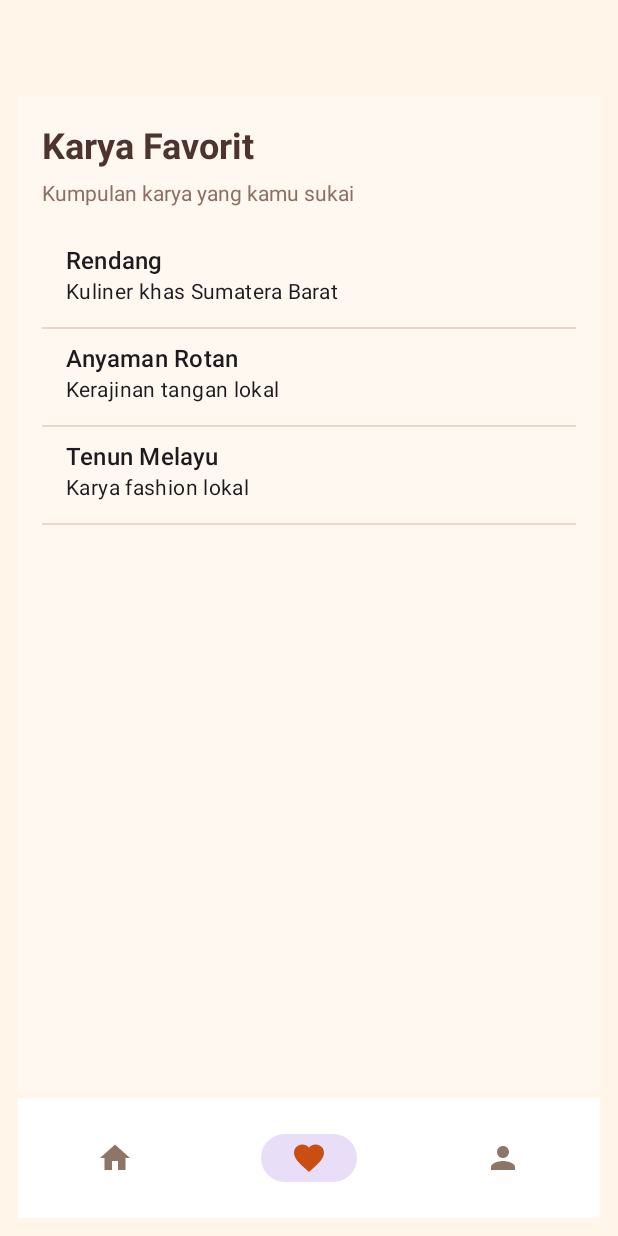
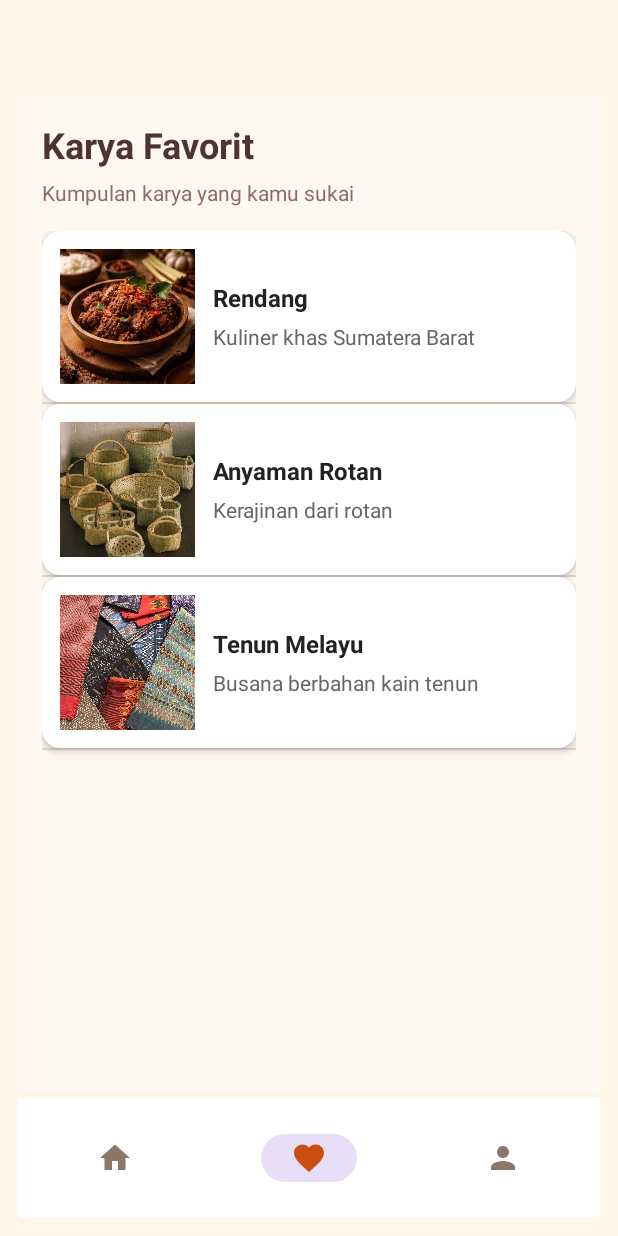
Before and after one commit to Aima29/ProjectMobile_Aima3TIB, an Android app: the BaseActivity screen opened directly, with no data from a screen before it, item 2 of the bottom bar chosen, on a phone screen of 412 x 824 dp. Run offline under Robolectric (Android 15) with nearby library versions, the phone set to English and light mode, and no system bars.

Commit message:
Tambah webview, optionmenu

```diff
--- a/app/src/main/java/com/example/projectmobile_aima3tib/BaseActivity.kt
+++ b/app/src/main/java/com/example/projectmobile_aima3tib/BaseActivity.kt
@@ -1,4 +1,3 @@
-
 package com.example.projectmobile_aima3tib
 
 import android.content.Intent
@@ -9,6 +8,7 @@ import android.view.View
 import android.widget.Button
 import androidx.appcompat.app.AlertDialog
 import androidx.appcompat.app.AppCompatActivity
+import androidx.appcompat.widget.PopupMenu
 import androidx.core.view.ViewCompat
 import androidx.core.view.WindowInsetsCompat
 import androidx.fragment.app.Fragment
@@ -51,6 +51,7 @@ class BaseActivity : AppCompatActivity() {
         setupBottomNavigation()
         setupCategoryChips()
         setupLogout()
+        setupOptionMenu()
 
         if (savedInstanceState == null) {
             binding.bottomNavView.selectedItemId = R.id.menu_home
@@ -59,9 +60,53 @@ class BaseActivity : AppCompatActivity() {
         }
     }
 
+    // Menu option titik tiga
+    private fun setupOptionMenu() {
+        binding.btnOptionMenu.setOnClickListener { view ->
+
+            val popupMenu = PopupMenu(this, view)
+
+            popupMenu.menuInflater.inflate(
+                R.menu.menu_option,
+                popupMenu.menu
+            )
+
+            popupMenu.setOnMenuItemClickListener { item ->
+                when (item.itemId) {
+
+                    R.id.menu_informasi_ekraf -> {
+                        startActivity(
+                            Intent(
+                                this,
+                                WebViewActivity::class.java
+                            )
+                        )
+                        true
+                    }
+
+                    R.id.menu_tentang_aplikasi -> {
+                        startActivity(
+                            Intent(
+                                this,
+                                TentangAplikasiActivity::class.java
+                            )
+                        )
+                        true
+                    }
+
+                    else -> false
+                }
+            }
+
+            popupMenu.show()
+        }
+    }
+
+    // Bottom navigation
     private fun setupBottomNavigation() {
         binding.bottomNavView.setOnItemSelectedListener { item ->
             when (item.itemId) {
+
                 R.id.menu_home -> {
                     tampilkanHalaman(HomeFragment(), true)
                     updateChipStyles(binding.btnChipSemua)
@@ -91,7 +136,11 @@ class BaseActivity : AppCompatActivity() {
     }
 
     private fun aturTampilanHome(tampilkan: Boolean) {
-        val visibility = if (tampilkan) View.VISIBLE else View.GONE
+        val visibility = if (tampilkan) {
+            View.VISIBLE
+        } else {
+            View.GONE
+        }
 
         binding.toolbar.visibility = visibility
         binding.cardBanner.visibility = visibility
@@ -104,7 +153,7 @@ class BaseActivity : AppCompatActivity() {
         binding.btnChipFashion.visibility = visibility
     }
 
-
+    // Category chips
     private fun setupCategoryChips() {
         binding.btnChipSemua.setOnClickListener {
             tampilkanHalaman(HomeFragment(), true)
@@ -116,6 +165,7 @@ class BaseActivity : AppCompatActivity() {
                 DaftarProdukFragment.newInstance("KULINER"),
                 true
             )
+
             updateChipStyles(binding.btnChipKuliner)
         }
 
@@ -124,6 +174,7 @@ class BaseActivity : AppCompatActivity() {
                 DaftarProdukFragment.newInstance("KRIYA"),
                 true
             )
+
             updateChipStyles(binding.btnChipKriya)
         }
 
@@ -132,11 +183,12 @@ class BaseActivity : AppCompatActivity() {
                 DaftarProdukFragment.newInstance("FASHION"),
                 true
             )
+
             updateChipStyles(binding.btnChipFashion)
         }
     }
 
-
+    // Mengatur tampilan category chips
     private fun updateChipStyles(selectedButton: Button) {
         val chips = listOf(
             binding.btnChipSemua,
@@ -158,6 +210,7 @@ class BaseActivity : AppCompatActivity() {
         }
     }
 
+    // Tombol Keluar
     private fun setupLogout() {
         binding.btnLogout.setOnClickListener {
             AlertDialog.Builder(this)
@@ -166,12 +219,20 @@ class BaseActivity : AppCompatActivity() {
                     "Apakah Anda yakin ingin keluar dari aplikasi Ekrafku?"
                 )
                 .setPositiveButton("Ya") { _, _ ->
-                    getSharedPreferences("user_pref", MODE_PRIVATE)
+
+                    getSharedPreferences(
+                        "user_pref",
+                        MODE_PRIVATE
+                    )
                         .edit()
                         .clear()
                         .apply()
 
-                    val intent = Intent(this, LoginActivity::class.java)
+                    val intent = Intent(
+                        this,
+                        LoginActivity::class.java
+                    )
+
                     intent.flags =
                         Intent.FLAG_ACTIVITY_NEW_TASK or
                                 Intent.FLAG_ACTIVITY_CLEAR_TASK
@@ -192,6 +253,7 @@ class BaseActivity : AppCompatActivity() {
         }
     }
 
+    // Memuat fragment
     private fun loadFragment(fragment: Fragment) {
         supportFragmentManager.beginTransaction()
             .replace(R.id.fragment_container, fragment)
--- a/app/src/main/java/com/example/projectmobile_aima3tib/fragments/FavouriteFragment.kt
+++ b/app/src/main/java/com/example/projectmobile_aima3tib/fragments/FavouriteFragment.kt
@@ -1,10 +1,10 @@
-
 package com.example.projectmobile_aima3tib.fragments
 
 import android.os.Bundle
 import android.view.View
-import android.widget.SimpleAdapter
 import androidx.fragment.app.Fragment
+import com.example.projectmobile_aima3tib.ProdukEkraf
+import com.example.projectmobile_aima3tib.ProdukEkrafAdapter
 import com.example.projectmobile_aima3tib.R
 import com.example.projectmobile_aima3tib.databinding.FragmentFavouriteBinding
 
@@ -13,38 +13,35 @@ class FavouriteFragment : Fragment(R.layout.fragment_favourite) {
     private var _binding: FragmentFavouriteBinding? = null
     private val binding get() = _binding!!
 
-    override fun onViewCreated(
-        view: View,
-        savedInstanceState: Bundle?
-    ) {
+    override fun onViewCreated(view: View, savedInstanceState: Bundle?) {
         super.onViewCreated(view, savedInstanceState)
+
         _binding = FragmentFavouriteBinding.bind(view)
 
-        // Data contoh untuk tampilan awal
         val daftarFavorit = listOf(
-            mapOf(
-                "nama" to "Rendang",
-                "deskripsi" to "Kuliner khas Sumatera Barat"
+            ProdukEkraf(
+                "Rendang",
+                "Kuliner khas Sumatera Barat",
+                "Kuliner",
+                R.drawable.rendang
             ),
-            mapOf(
-                "nama" to "Anyaman Rotan",
-                "deskripsi" to "Kerajinan tangan lokal"
+            ProdukEkraf(
+                "Anyaman Rotan",
+                "Kerajinan dari rotan",
+                "Kriya",
+                R.drawable.anyaman
             ),
-            mapOf(
-                "nama" to "Tenun Melayu",
-                "deskripsi" to "Karya fashion lokal"
+            ProdukEkraf(
+                "Tenun Melayu",
+                "Busana berbahan kain tenun",
+                "Fashion",
+                R.drawable.tenun
             )
         )
 
-        val adapter = SimpleAdapter(
+        val adapter = ProdukEkrafAdapter(
             requireContext(),
-            daftarFavorit,
-            android.R.layout.simple_list_item_2,
-            arrayOf("nama", "deskripsi"),
-            intArrayOf(
-                android.R.id.text1,
-                android.R.id.text2
-            )
+            daftarFavorit
         )
 
         binding.listViewFavorit.adapter = adapter
--- /dev/null
+++ b/app/src/main/res/drawable/ic_more.xml
@@ -0,0 +1,20 @@
+<!--
+  ~ Copyright (C) 2026 The Android Open Source Project
+  ~
+  ~ Licensed under the Apache License, Version 2.0 (the "License");
+  ~ you may not use this file except in compliance with the License.
+  ~ You may obtain a copy of the License at
+  ~
+  ~      http://www.apache.org/licenses/LICENSE-2.0
+  ~
+  ~ Unless required by applicable law or agreed to in writing, software
+  ~ distributed under the License is distributed on an "AS IS" BASIS,
+  ~ WITHOUT WARRANTIES OR CONDITIONS OF ANY KIND, either express or implied.
+  ~ See the License for the specific language governing permissions and
+  ~ limitations under the License.
+  -->
+<vector xmlns:android="http://schemas.android.com/apk/res/android" android:height="24dp" android:tint="#000000" android:viewportHeight="24" android:viewportWidth="24" android:width="24dp">
+
+    <path android:fillColor="@android:color/white" android:pathData="M12,8c1.1,0 2,-0.9 2,-2s-0.9,-2 -2,-2 -2,0.9 -2,2 0.9,2 2,2zM12,10c-1.1,0 -2,0.9 -2,2s0.9,2 2,2 2,-0.9 2,-2 -0.9,-2 -2,-2zM12,16c-1.1,0 -2,0.9 -2,2s0.9,2 2,2 2,-0.9 2,-2 -0.9,-2 -2,-2z"/>
+
+</vector>
--- a/app/src/main/res/layout/activity_base.xml
+++ b/app/src/main/res/layout/activity_base.xml
@@ -23,7 +23,8 @@
 
         <androidx.constraintlayout.widget.ConstraintLayout
             android:layout_width="match_parent"
-            android:layout_height="match_parent">
+            android:layout_height="match_parent"
+            android:layout_gravity="fill">
 
             <ImageView
                 android:id="@+id/imageView3"
@@ -47,8 +48,24 @@
                 android:textSize="18sp"
                 android:textStyle="bold"
                 app:layout_constraintStart_toEndOf="@id/imageView3"
+                app:layout_constraintEnd_toStartOf="@id/btnOptionMenu"
+                app:layout_constraintHorizontal_bias="0.0"
                 app:layout_constraintTop_toTopOf="@id/imageView3"
                 app:layout_constraintBottom_toBottomOf="@id/imageView3" />
+
+            <ImageButton
+                android:id="@+id/btnOptionMenu"
+                android:layout_width="36dp"
+                android:layout_height="36dp"
+                android:layout_marginEnd="4dp"
+                android:background="?attr/selectableItemBackgroundBorderless"
+                android:clickable="true"
+                android:contentDescription="Menu lainnya"
+                android:focusable="true"
+                android:src="@drawable/ic_more"
+                app:layout_constraintEnd_toStartOf="@id/btnLogout"
+                app:layout_constraintTop_toTopOf="parent"
+                app:layout_constraintBottom_toBottomOf="parent" />
 
             <TextView
                 android:id="@+id/btnLogout"
--- a/app/src/main/res/layout/fragment_favourite.xml
+++ b/app/src/main/res/layout/fragment_favourite.xml
@@ -1,5 +1,6 @@
 <?xml version="1.0" encoding="utf-8"?>
-<LinearLayout xmlns:android="http://schemas.android.com/apk/res/android"
+<LinearLayout
+    xmlns:android="http://schemas.android.com/apk/res/android"
     android:layout_width="match_parent"
     android:layout_height="match_parent"
     android:orientation="vertical"
@@ -28,17 +29,17 @@
         android:layout_width="match_parent"
         android:layout_height="0dp"
         android:layout_weight="1"
-        android:clipToPadding="false"
         android:divider="#E8D7CA"
-        android:dividerHeight="1dp" />
+        android:dividerHeight="1dp"
+        android:clipToPadding="false" />
 
     <TextView
         android:id="@+id/tvFavoritKosong"
         android:layout_width="match_parent"
-        android:layout_height="wrap_content"
-        android:text="Belum ada karya favorit. Yuk, jelajahi karya lokal!"
+        android:layout_height="match_parent"
+        android:text="Belum ada karya favorit.\nYuk, jelajahi karya lokal!"
         android:textColor="#8D6E63"
-        android:textSize="14sp"
+        android:textSize="15sp"
         android:gravity="center"
         android:padding="24dp"
         android:visibility="gone" />
--- /dev/null
+++ b/app/src/main/res/menu/menu_option.xml
@@ -0,0 +1,12 @@
+<?xml version="1.0" encoding="utf-8"?>
+<menu xmlns:android="http://schemas.android.com/apk/res/android">
+
+    <item
+        android:id="@+id/menu_informasi_ekraf"
+        android:title="Informasi Ekonomi Kreatif" />
+
+    <item
+        android:id="@+id/menu_tentang_aplikasi"
+        android:title="Tentang Aplikasi" />
+
+</menu>
```
Also changed, not shown: app/src/main/AndroidManifest.xml (+12 -4 lines), app/src/main/java/com/example/projectmobile_aima3tib/TentangAplikasiActivity.kt (added, +21 -0 lines), app/src/main/java/com/example/projectmobile_aima3tib/WebViewActivity.kt (added, +49 -0 lines), app/src/main/res/layout/activity_tentang_aplikasi.xml (added, +125 -0 lines), app/src/main/res/layout/activity_web_view.xml (added, +46 -0 lines).
